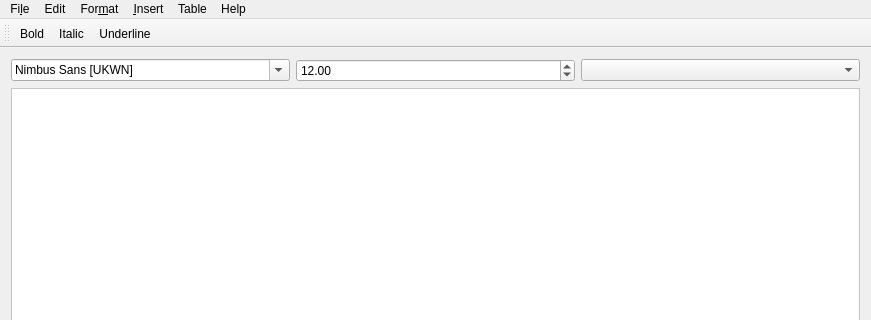
Before: the Qt Designer form mainwindow.ui in vicr123/theDocument, drawn with Qt 5; both pictures show x 0 to 871 and y 0 to 320 of the 871 by 622 pixel window.
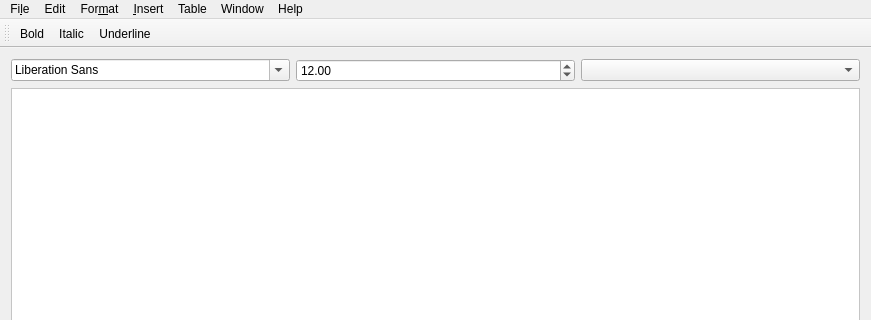
After: the same form once the commit is applied. Icons and pictures are not drawn. Custom widgets are drawn as their Qt base class.

The edit to the form file:
```diff
--- a/mainwindow.ui
+++ b/mainwindow.ui
@@ -47,7 +47,7 @@
         <widget class="QFontComboBox" name="fontFamily">
          <property name="currentFont">
           <font>
-           <family>Nimbus Sans</family>
+           <family>Lucida Grande</family>
            <pointsize>12</pointsize>
           </font>
          </property>
@@ -111,7 +111,7 @@
      <x>0</x>
      <y>0</y>
      <width>871</width>
-     <height>26</height>
+     <height>22</height>
     </rect>
    </property>
    <widget class="QMenu" name="menuFile">
@@ -170,11 +170,17 @@
     </property>
     <addaction name="actionAbout"/>
    </widget>
+   <widget class="QMenu" name="menuWindow">
+    <property name="title">
+     <string>Window</string>
+    </property>
+   </widget>
    <addaction name="menuFile"/>
    <addaction name="menuEdit"/>
    <addaction name="menuFormat"/>
    <addaction name="menuInsert"/>
    <addaction name="menuTable"/>
+   <addaction name="menuWindow"/>
    <addaction name="menuHelp"/>
   </widget>
   <action name="actionNew">
```
Left out of the diff: 15 changed lines with no effect on the pictures.
